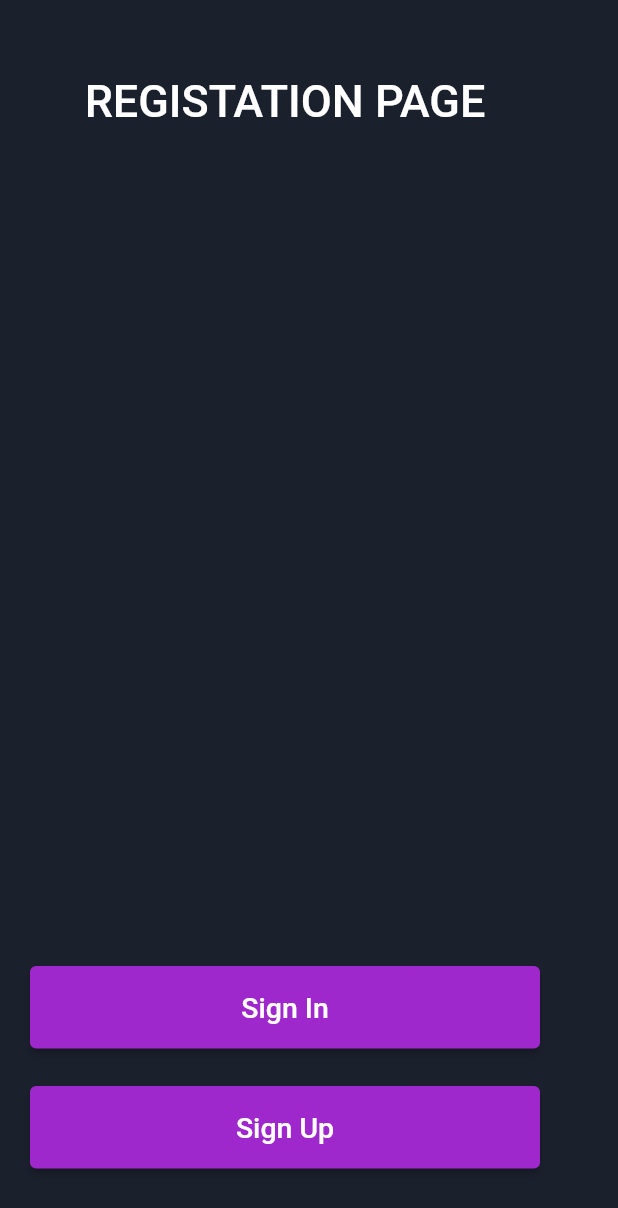
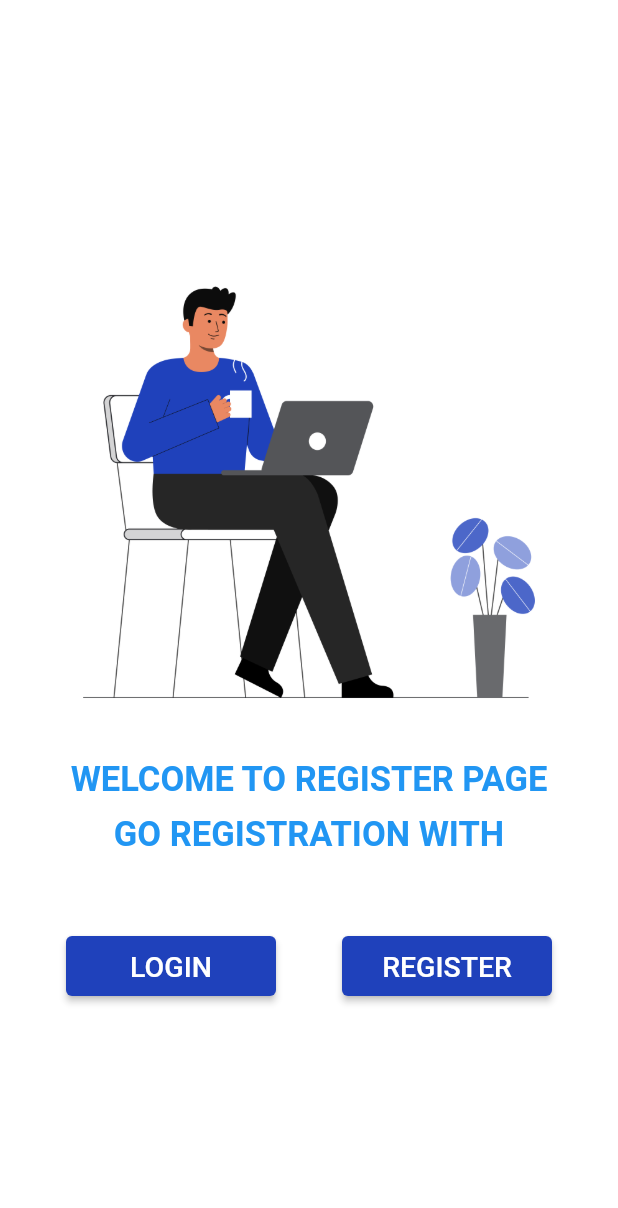
Before and after one commit to erkinov-2003/messages_app, a Flutter app: the screen it shows after launch, on a phone screen of 412 x 824 dp. Shown: the top 1208 px of the screen. Run offline on Flutter 3.47's test engine with Material 2 defaults, Android fonts, the phone set to English and light mode, and no system bars; our stand-ins replace cloud_firestore, firebase_auth, firebase_core, firebase_messaging, flutter_local_notifications, google_sign_in and 1 more; accounts and stored records are empty.

```diff
--- a/lib/src/page/register_page.dart
+++ b/lib/src/page/register_page.dart
@@ -1,65 +1,97 @@
 import 'package:flutter/material.dart';
-import 'package:lottie/lottie.dart';
 import 'package:messag_app/src/page/sign_in_page.dart';
 import 'package:messag_app/src/page/sign_up_page.dart';
 
-import '../view/button_view.dart';
+class RegisterPage extends StatelessWidget {
+  const RegisterPage({super.key});
 
-class RegisterPage extends StatefulWidget {
-  const RegisterPage({Key? key}) : super(key: key);
-
-  @override
-  State<RegisterPage> createState() => _RegisterState();
-}
-
-class _RegisterState extends State<RegisterPage> {
   @override
   Widget build(BuildContext context) {
     return Scaffold(
-      backgroundColor: const Color.fromARGB(255, 27, 32, 45),
-      resizeToAvoidBottomInset: false,
-      body: SafeArea(
-        child: Padding(
-          padding: const EdgeInsets.all(20),
-          child: Column(
+      backgroundColor: Colors.white,
+      body: Column(
+        mainAxisAlignment: MainAxisAlignment.center,
+        crossAxisAlignment: CrossAxisAlignment.center,
         children: [
-              const SizedBox(
-                height: 30,
-              ),
-              const Text(
-                "REGISTATION PAGE",
-                style: TextStyle(
-                  color: Colors.white,
-                  fontWeight: FontWeight.w500,
-                  fontSize: 30,
+          const Center(
+            child: Image(
+              image: AssetImage("assets/images/register_images.png"),
+              height: 350,
+              fit: BoxFit.cover,
             ),
           ),
-              const Spacer(),
-              CustomElevatedButton(
-                text: "Sign In",
-                onPressed: () => Navigator.push(
+          const Center(
+            child: Text(
+              "WELCOME TO REGISTER PAGE",
+              style: TextStyle(
+                color: Colors.blue,
+                fontWeight: FontWeight.w600,
+                fontSize: 23,
+              ),
+            ),
+          ),
+          const SizedBox(height: 10),
+          const Center(
+            child: Text(
+              "GO REGISTRATION WITH",
+              style: TextStyle(
+                color: Colors.blue,
+                fontWeight: FontWeight.w600,
+                fontSize: 23,
+              ),
+            ),
+          ),
+          const SizedBox(height: 50),
+          Row(
+            mainAxisAlignment: MainAxisAlignment.spaceEvenly,
+            children: [
+              ElevatedButton(
+                style: ElevatedButton.styleFrom(
+                  fixedSize: const Size(140, 40),
+                  backgroundColor: const Color(0xFF1F41BB),
+                ),
+                onPressed: () {
+                  Navigator.push(
                     context,
                     MaterialPageRoute(
                       builder: (context) => const SignIn(),
                     ),
+                  );
+                },
+                child: const Text(
+                  "LOGIN",
+                  style: TextStyle(
+                    color: Colors.white,
+                    fontSize: 19,
+                    fontWeight: FontWeight.w500,
                   ),
                 ),
-              const SizedBox(height: 25),
-              CustomElevatedButton(
-                text: "Sign Up",
+              ),
+              ElevatedButton(
+                style: ElevatedButton.styleFrom(
+                  fixedSize: const Size(140, 40),
+                  backgroundColor: const Color(0xFF1F41BB),
+                ),
                 onPressed: () {
                   Navigator.push(
                     context,
                     MaterialPageRoute(
-                      builder: (context) => const SignUp(),
+                      builder: (context) => const SignUpPage(),
                     ),
                   );
                 },
-              ),
-              const SizedBox(height: 25),
-            ],
+                child: const Text(
+                  "REGISTER",
+                  style: TextStyle(
+                    color: Colors.white,
+                    fontSize: 19,
+                    fontWeight: FontWeight.w500,
                   ),
                 ),
+              ),
+            ],
+          )
+        ],
       ),
     );
   }
--- a/lib/src/view/button_view.dart
+++ b/lib/src/view/button_view.dart
@@ -5,17 +5,19 @@ class CustomElevatedButton extends StatelessWidget {
     super.key,
     required this.text,
     this.onPressed,
+    this.color,
   });
 
   final String text;
   final void Function()? onPressed;
+  final Color? color;
 
   @override
   Widget build(BuildContext context) {
     return ElevatedButton(
       style: ElevatedButton.styleFrom(
-        backgroundColor: const Color(0xFF9F28CC),
-        fixedSize: const Size(340, 55),
+        backgroundColor: color,
+        fixedSize: const Size(140, 40),
       ),
       onPressed: onPressed,
       child: Text(
--- a/lib/src/widget/app.dart
+++ b/lib/src/widget/app.dart
@@ -1,6 +1,7 @@
 import 'package:flutter/material.dart';
 import 'package:messag_app/src/controller/provider.dart';
-import 'package:messag_app/src/page/splash_page.dart';
+import 'package:messag_app/src/page/register_page.dart';
+
 import 'package:provider/provider.dart';
 
 final navigatorKey = GlobalKey<NavigatorState>();
@@ -14,7 +15,7 @@ class MyApplication extends StatelessWidget {
       create: (context) => ProFunc(),
       child: const MaterialApp(
         debugShowCheckedModeBanner: false,
-        home: SplashPage(),
+        home: RegisterPage(),
       ),
     );
   }
--- a/pubspec.yaml
+++ b/pubspec.yaml
@@ -29,6 +29,9 @@ dependencies:
   lottie: ^2.6.0
   firebase_messaging: ^14.6.9
   flutter_local_notifications: ^16.1.0
+  google_sign_in: ^6.1.5
+  internet_connection_checker: ^0.0.1+4
+  connectivity_plus: ^2.3.5
 
 dev_dependencies:
   flutter_test:
@@ -54,6 +57,7 @@ flutter:
 
   assets:
     - assets/
+    - assets/images/
 
   # An image asset can refer to one or more resolution-specific "variants", see
   # https://flutter.dev/assets-and-images/#resolution-aware
```
Also changed, not shown: lib/main.dart (+3 -9 lines), lib/src/controller/provider.dart (+28 -3 lines), lib/src/page/home_page.dart (+31 -14 lines), lib/src/page/sign_in_page.dart (+128 -78 lines), lib/src/page/sign_up_page.dart (+132 -77 lines), lib/src/service/auth_service.dart (+11 -5 lines), lib/src/view/text_fild_view.dart (+13 -5 lines), assets/images/register_images.png (added), pubspec.lock, 2 other files. Lines whose indentation alone changed are shown as unchanged.
